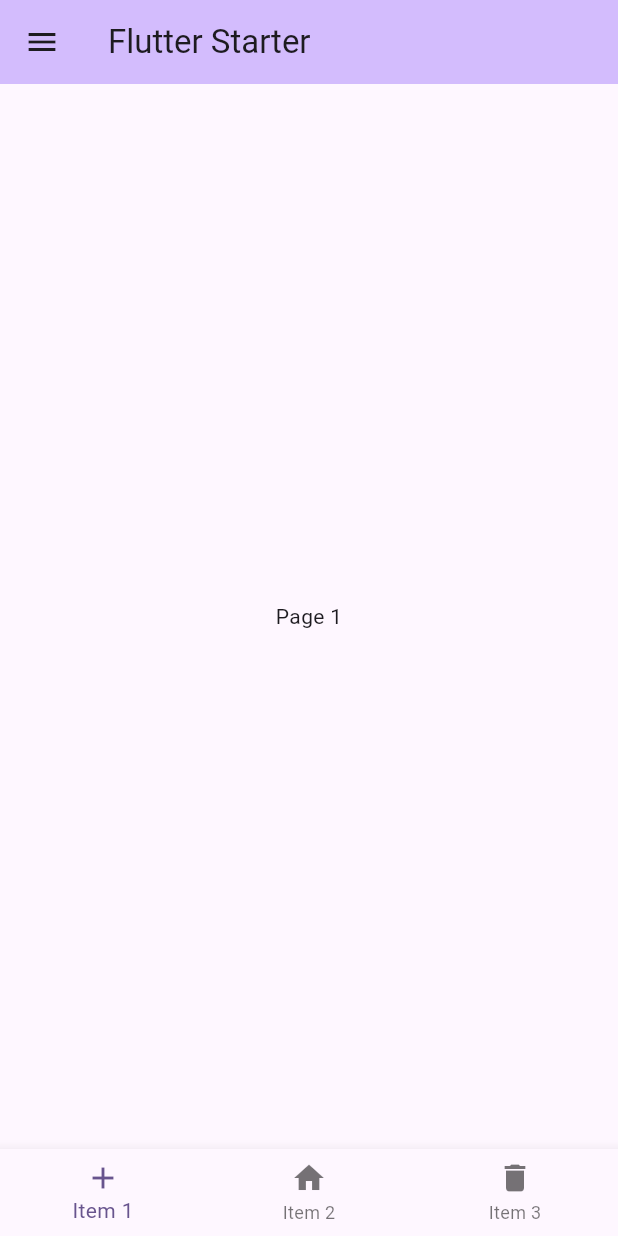
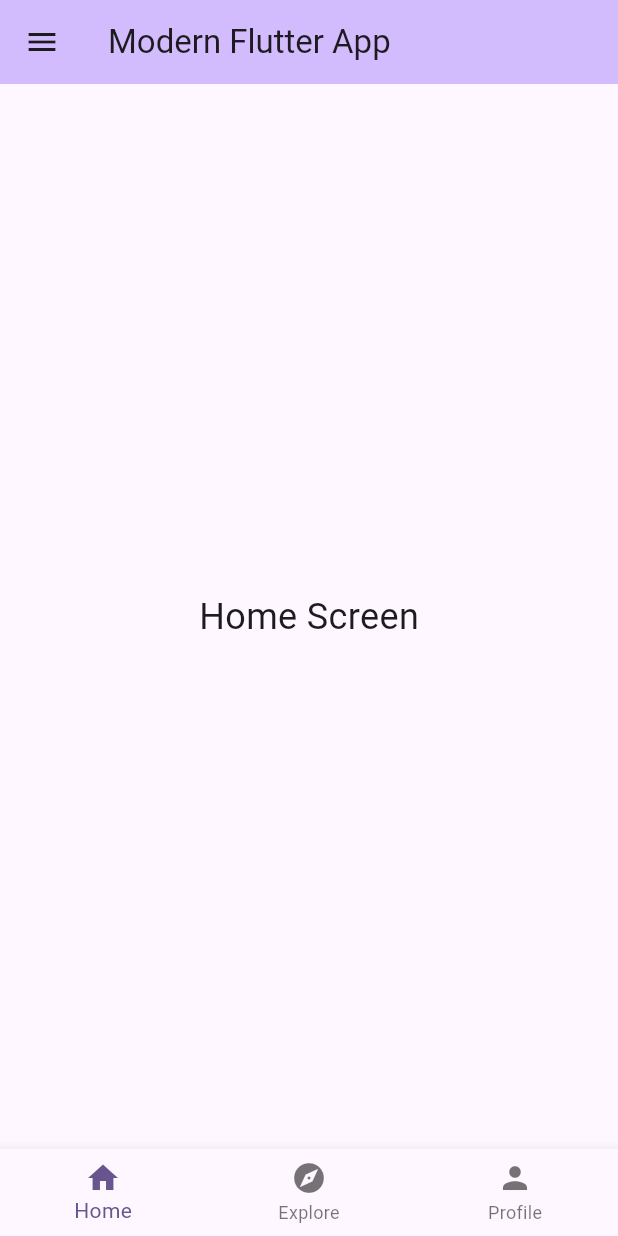
Before and after one commit to MontyCoder0701/flutter-starter, a Flutter app: the screen it shows after launch, on a phone screen of 412 x 824 dp. Run offline on Flutter 3.47's test engine with Material 3 defaults, Android fonts, the phone set to English and light mode, and no system bars; our stand-ins replace go_router.

Commit message:
refactor: use shell router

```diff
--- /dev/null
+++ b/lib/main-scaffold.dart
@@ -0,0 +1,69 @@
+import 'package:flutter/material.dart';
+import 'package:go_router/go_router.dart';
+
+class MainScaffold extends StatelessWidget {
+  final Widget child;
+
+  const MainScaffold({super.key, required this.child});
+
+  static const tabs = ['/home', '/explore', '/profile'];
+
+  int _locationToTabIndex(String location) {
+    final index = tabs.indexWhere((t) => location.startsWith(t));
+    return index >= 0 ? index : 0;
+  }
+
+  @override
+  Widget build(BuildContext context) {
+    final String location = GoRouterState.of(context).uri.toString();
+    final int selectedIndex = _locationToTabIndex(location);
+
+    return Scaffold(
+      drawer: Drawer(
+        child: ListView(
+          padding: EdgeInsets.zero,
+          children: [
+            DrawerHeader(
+              decoration: BoxDecoration(
+                color: Theme.of(context).colorScheme.primary,
+              ),
+              child: const Text(
+                'Drawer',
+                style: TextStyle(color: Colors.white, fontSize: 24),
+              ),
+            ),
+            ListTile(
+              leading: const Icon(Icons.home),
+              title: const Text('Home'),
+              onTap: () => context.go('/home'),
+            ),
+            ListTile(
+              leading: const Icon(Icons.explore),
+              title: const Text('Explore'),
+              onTap: () => context.go('/explore'),
+            ),
+            ListTile(
+              leading: const Icon(Icons.person),
+              title: const Text('Profile'),
+              onTap: () => context.go('/profile'),
+            ),
+          ],
+        ),
+      ),
+      appBar: AppBar(
+        title: const Text('Modern Flutter App'),
+        backgroundColor: Theme.of(context).colorScheme.inversePrimary,
+      ),
+      body: child,
+      bottomNavigationBar: BottomNavigationBar(
+        currentIndex: selectedIndex,
+        onTap: (index) => context.go(tabs[index]),
+        items: const [
+          BottomNavigationBarItem(icon: Icon(Icons.home), label: 'Home'),
+          BottomNavigationBarItem(icon: Icon(Icons.explore), label: 'Explore'),
+          BottomNavigationBarItem(icon: Icon(Icons.person), label: 'Profile'),
+        ],
+      ),
+    );
+  }
+}
--- a/lib/main.dart
+++ b/lib/main.dart
@@ -1,94 +1,46 @@
 import 'package:flutter/material.dart';
+import 'package:go_router/go_router.dart';
+
+import 'main-scaffold.dart';
+import 'screens/explore.dart';
+import 'screens/home.dart';
+import 'screens/profile.dart';
 
 void main() {
   runApp(const MyApp());
 }
+
+final _router = GoRouter(
+  initialLocation: '/home',
+  routes: [
+    ShellRoute(
+      builder: (context, state, child) => MainScaffold(child: child),
+      routes: [
+        GoRoute(path: '/home', builder: (context, state) => const HomeScreen()),
+        GoRoute(
+          path: '/explore',
+          builder: (context, state) => const ExploreScreen(),
+        ),
+        GoRoute(
+          path: '/profile',
+          builder: (context, state) => const ProfileScreen(),
+        ),
+      ],
+    ),
+  ],
+);
 
 class MyApp extends StatelessWidget {
   const MyApp({super.key});
 
   @override
   Widget build(BuildContext context) {
-    return MaterialApp(
+    return MaterialApp.router(
       title: 'Flutter Starter',
       theme: ThemeData(
         colorScheme: ColorScheme.fromSeed(seedColor: Colors.deepPurple),
       ),
-      home: const MyHomePage(),
+      routerConfig: _router,
     );
   }
 }
-
-class MyHomePage extends StatefulWidget {
-  const MyHomePage({super.key});
-
-  @override
-  State<MyHomePage> createState() => _MyHomePageState();
-}
-
-class _MyHomePageState extends State<MyHomePage> {
-  int _selectedIndex = 0;
-
-  final List<Widget> _pages = [
-    Center(child: Text('Page 1')),
-    Center(child: Text('Page 2')),
-    Center(child: Text('Page 3')),
-  ];
-
-  void _onItemTapped(int index) {
-    setState(() {
-      _selectedIndex = index;
-    });
-  }
-
-  @override
-  Widget build(BuildContext context) {
-    return Scaffold(
-      drawer: Drawer(
-        child: ListView(
-          padding: EdgeInsets.zero,
-          children: [
-            DrawerHeader(
-              decoration: BoxDecoration(
-                color: Theme.of(context).colorScheme.primary,
-              ),
-              child: const Text(
-                'Drawer',
-                style: TextStyle(color: Colors.white, fontSize: 24),
-              ),
-            ),
-            ListTile(
-              leading: Icon(Icons.add),
-              title: Text('Item 1'),
-              onTap: () {},
-            ),
-            ListTile(
-              leading: Icon(Icons.home),
-              title: Text('Item 2'),
-              onTap: () {},
-            ),
-            ListTile(
-              leading: Icon(Icons.delete),
-              title: Text('Item 3'),
-              onTap: () {},
-            ),
-          ],
-        ),
-      ),
-      appBar: AppBar(
-        backgroundColor: Theme.of(context).colorScheme.inversePrimary,
-        title: Text('Flutter Starter'),
-      ),
-      body: IndexedStack(index: _selectedIndex, children: _pages),
-      bottomNavigationBar: BottomNavigationBar(
-        currentIndex: _selectedIndex,
-        onTap: _onItemTapped,
-        items: const [
-          BottomNavigationBarItem(icon: Icon(Icons.add), label: 'Item 1'),
-          BottomNavigationBarItem(icon: Icon(Icons.home), label: 'Item 2'),
-          BottomNavigationBarItem(icon: Icon(Icons.delete), label: 'Item 3'),
-        ],
-      ),
-    );
-  }
-}
--- /dev/null
+++ b/lib/screens/explore.dart
@@ -0,0 +1,12 @@
+import 'package:flutter/material.dart';
+
+class ExploreScreen extends StatelessWidget {
+  const ExploreScreen({super.key});
+
+  @override
+  Widget build(BuildContext context) {
+    return const Center(
+      child: Text('Explore Screen', style: TextStyle(fontSize: 24)),
+    );
+  }
+}
--- /dev/null
+++ b/lib/screens/home.dart
@@ -0,0 +1,12 @@
+import 'package:flutter/material.dart';
+
+class HomeScreen extends StatelessWidget {
+  const HomeScreen({super.key});
+
+  @override
+  Widget build(BuildContext context) {
+    return const Center(
+      child: Text('Home Screen', style: TextStyle(fontSize: 24)),
+    );
+  }
+}
--- /dev/null
+++ b/lib/screens/profile.dart
@@ -0,0 +1,12 @@
+import 'package:flutter/material.dart';
+
+class ProfileScreen extends StatelessWidget {
+  const ProfileScreen({super.key});
+
+  @override
+  Widget build(BuildContext context) {
+    return const Center(
+      child: Text('Profile Screen', style: TextStyle(fontSize: 24)),
+    );
+  }
+}
```
